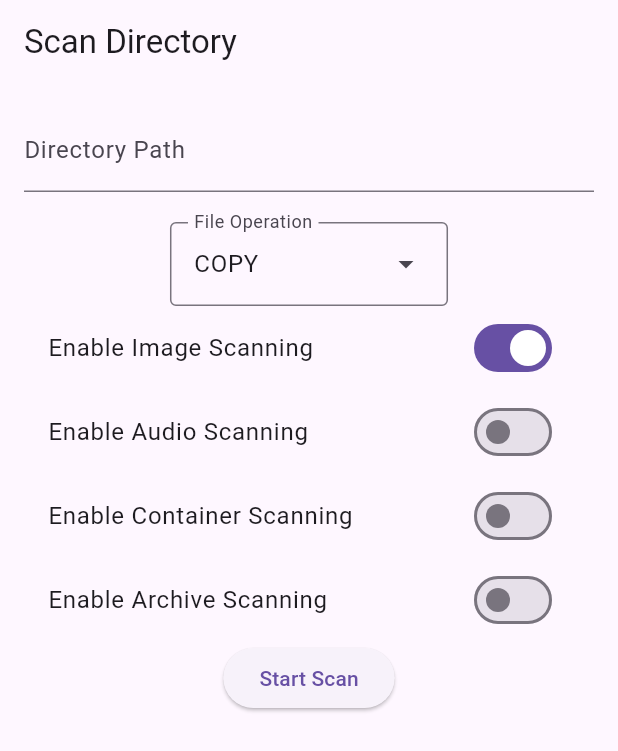
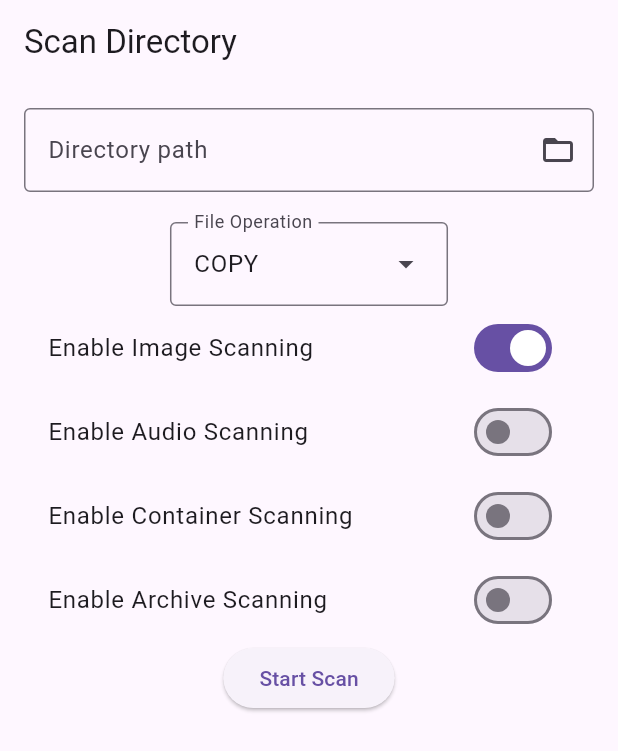
Before and after one commit to sandulachedumitru/MediaManagerUI, a Flutter app: the screen it shows after launch, on a phone screen of 412 x 824 dp. Shown: the top 751 px of the screen. Run offline on Flutter 3.47's test engine with Material 3 defaults, Android fonts, the phone set to English and light mode, and no system bars; our stand-ins replace file_picker.

Commit message:
media manager UI - pick Directory feature for Windows/Linux/Mac application

```diff
--- a/lib/models/scan_request.dart
+++ b/lib/models/scan_request.dart
@@ -1,4 +1,4 @@
-import '../screens/file_operation.dart';
+import 'file_operation.dart';
 
 class ScanRequest {
   final String scanDirectory;
--- a/lib/screens/scan_screen.dart
+++ b/lib/screens/scan_screen.dart
@@ -4,7 +4,7 @@ import 'package:flutter/material.dart';
 
 import '../models/scan_request.dart';
 import '../services/api_service.dart';
-import 'file_operation.dart';
+import '../models/file_operation.dart';
 import 'files_screen.dart';
 
 class ScanScreen extends StatefulWidget {
@@ -98,7 +98,15 @@ class _ScanScreenState extends State<ScanScreen> {
           children: [
             TextField(
               controller: _directoryController,
-              decoration: const InputDecoration(labelText: 'Directory Path'),
+              decoration: InputDecoration(
+                labelText: "Directory path",
+                border: const OutlineInputBorder(),
+                suffixIcon: kIsWeb ? null : IconButton(
+                  icon: const Icon(Icons.folder_open),
+                  onPressed: _pickDirectory,
+                ),
+              ),
+              readOnly: kIsWeb ? false : true,
             ),
             const Padding(
                 padding: EdgeInsets.fromLTRB(0, 20, 0, 0),
```
Also changed, not shown: lib/models/file_operation.dart (renamed from lib/screens/file_operation.dart).
